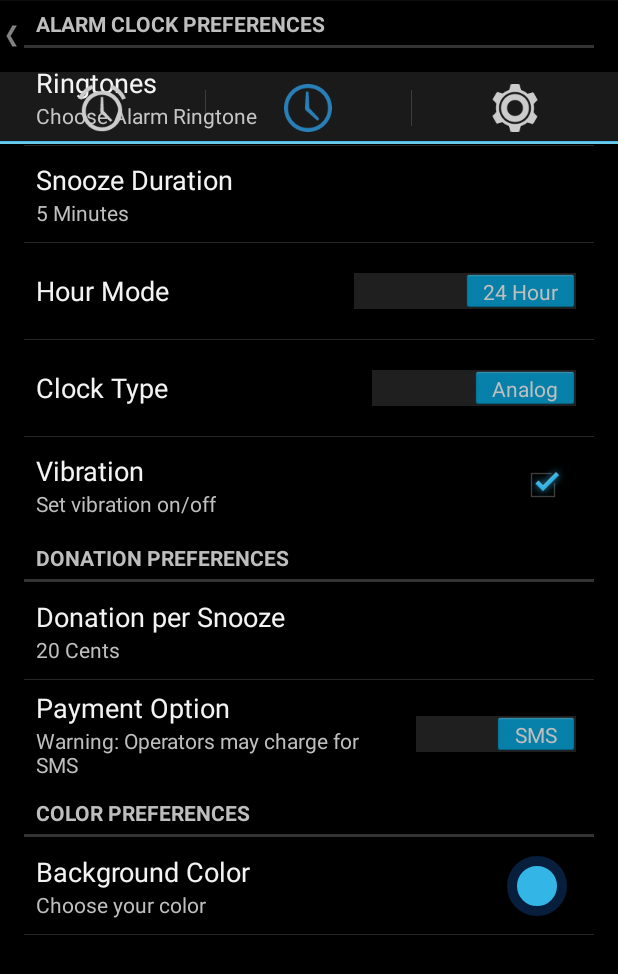
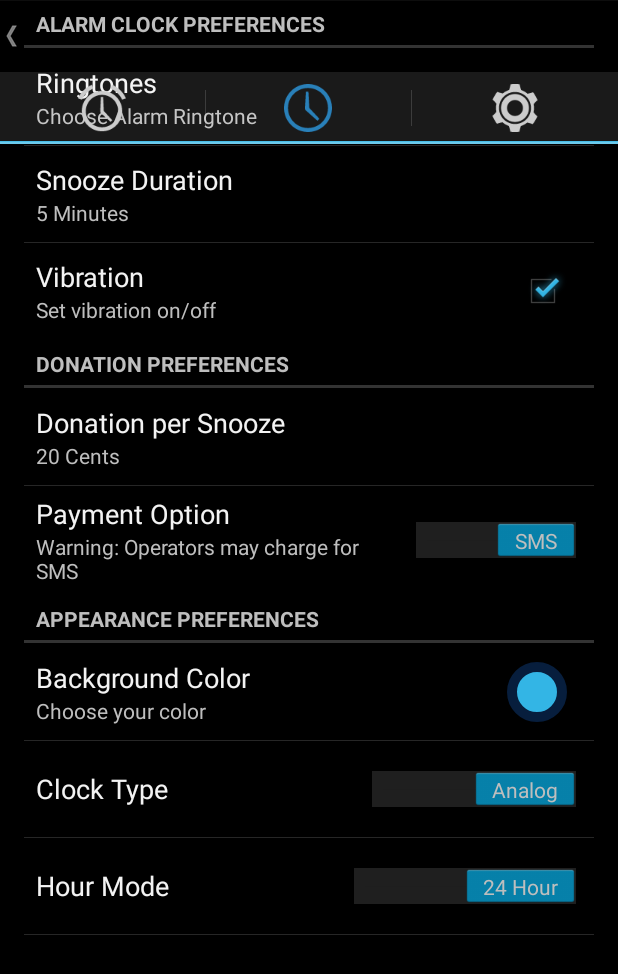
Before and after one commit to aeneas1163/EffectiveNavigation, an Android app: the fragment PrefsFragment placed in its activity, on a phone screen of 412 x 824 dp. Shown: the top 974 px of the screen. Run offline under Robolectric (Android 15) with nearby library versions, the phone set to English and light mode, and no system bars; libraries missing offline, so code that uses them is left out: javax.mail, javax.mail.internet.

Commit message:
delete option for paid donations added am/pm of digital clock improved, flickering bug fixed, minor bugfixes app version name and code set to 1.1.0

```diff
--- a/app/src/main/AndroidManifest.xml
+++ b/app/src/main/AndroidManifest.xml
@@ -16,8 +16,8 @@
 -->
 <manifest xmlns:android="http://schemas.android.com/apk/res/android"
     package="com.alphan.mcan.snoozecharity"
-    android:versionCode="102"
-    android:versionName="1.0.2" >
+    android:versionCode="110"
+    android:versionName="1.1.0" >
 
     <uses-sdk android:minSdkVersion="14" />
 
--- a/app/src/main/java/com/alphan/mcan/snoozecharity/viewModels/mainActiviy/PaidDonationListAdapter.java
+++ b/app/src/main/java/com/alphan/mcan/snoozecharity/viewModels/mainActiviy/PaidDonationListAdapter.java
@@ -20,9 +20,12 @@ public class PaidDonationListAdapter extends ArrayAdapter<PaidDonationDataModel>
 
     private Context mContext;
 
-    public PaidDonationListAdapter(Context context, List<PaidDonationDataModel> paidDonations) {
+    boolean isDialog;
+
+    public PaidDonationListAdapter(Context context, List<PaidDonationDataModel> paidDonations, boolean dialog) {
         super(context, R.layout.paid_donation_item, paidDonations);
         mContext = context;
+        isDialog = dialog;
     }
 
     @Override
@@ -54,6 +57,6 @@ public class PaidDonationListAdapter extends ArrayAdapter<PaidDonationDataModel>
 
     @Override
     public boolean isEnabled(int position) {
-        return false;
+        return isDialog;
     }
 }
--- a/app/src/main/res/layout/pending_donation_list_item.xml
+++ b/app/src/main/res/layout/pending_donation_list_item.xml
@@ -57,6 +57,7 @@
             android:layout_marginLeft="4dp"
             android:gravity="center|left"
             android:text="Money"
+            android:textStyle="bold"
             android:textAppearance="?android:attr/textAppearanceSmall" />
 
         <ProgressBar
--- a/app/src/main/res/values/strings.xml
+++ b/app/src/main/res/values/strings.xml
@@ -104,7 +104,7 @@
     <string name="single_letter_friday">F</string>
     <string name="single_letter_saturday">S</string>
     <string name="no_donations_yet">You have not made any donations yet.</string>
-    <string name="about_us_message">This non-profit donation app was made by Mehmet Can and Alphan. \n\nIf you like our app, please rate it by clicking on the button below. \n\n\nImportant Warning: Charities may change their SMS numbers without our knowledge, if you notice such a case or for any feedback you would like to give us, please contact us at snoozecharity@gmail.com.</string>
+    <string name="about_us_message">If you like our non-profit donation app, please rate it by clicking on the button below. \n\n\nImportant Warning: Charities may change their SMS numbers without our knowledge, if you notice such a case or for any feedback you would like to give us, please contact us at snoozecharity@gmail.com.</string>
     <string name="rate_us">Rate us :)</string>
     <string name="app_id" translatable="false">com.alphan.mcan.snoozecharity</string>
     <string name="could_not_open_market">Could not open Android market, please install the market app.</string>
@@ -113,7 +113,7 @@
     <string name="donate_dialog_text_web">Do you want to donate now %1$s%3$s to %2$s? \n\n[<i>When web page is shown, just enter your information and make a donation!</i>]</string>
     <string name="cancel_snooze">Cancel Snooze</string>
     <string name="snoozed_alarm_until">Snoozed until:</string>
-    <string name="pref_color">Color Preferences</string>
+    <string name="pref_color">Appearance Preferences</string>
     <string name="pref_hour_type_selection_title">Clock Type</string>
     <string name="pref_color_title">Background Color</string>
     <string name="pref_color_summary">Choose your color</string>
@@ -125,5 +125,9 @@
     <string name="am">AM</string>
     <string name="analog_clock">Analog</string>
     <string name="digital_clock">Digital</string>
+    <string name="delete_paid_title">Remove Paid Donation From History?</string>
+    <string name="delete_paid_message">Are you sure you want to delete this paid donation from history?</string>
+    <string name="version">version:</string>
+    <string name="app_version_name" translatable="false">1.1.0</string>
 
 </resources>
--- a/app/src/main/res/xml/preferences.xml
+++ b/app/src/main/res/xml/preferences.xml
@@ -20,20 +20,6 @@
             android:entryValues="@array/snooze_minute_value_array"
             android:dialogTitle="@string/snooze_duration_preference_title"
             android:defaultValue="5"/>
-
-        <SwitchPreference
-            android:key="24hour_option"
-            android:title="@string/hour_option_title"
-            android:switchTextOn="@string/hour24"
-            android:switchTextOff="@string/am_pm"
-            android:defaultValue="true"/>
-
-        <SwitchPreference
-            android:key="clock_type"
-            android:title="@string/pref_hour_type_selection_title"
-            android:switchTextOn="@string/analog_clock"
-            android:switchTextOff="@string/digital_clock"
-            android:defaultValue="true"/>
 
         <CheckBoxPreference
             android:key="vibration_pref"
@@ -72,10 +58,6 @@
             android:switchTextOff="@string/web"
             android:defaultValue="true"/>
 
-
-
-
-
     </PreferenceCategory>
 
     <PreferenceCategory android:title="@string/pref_color" >
@@ -90,6 +72,20 @@
         app:numColumns="3"
         app:itemLayout="@layout/dash_grid_item_color"
         />
+
+        <SwitchPreference
+            android:key="clock_type"
+            android:title="@string/pref_hour_type_selection_title"
+            android:switchTextOn="@string/analog_clock"
+            android:switchTextOff="@string/digital_clock"
+            android:defaultValue="true"/>
+
+        <SwitchPreference
+            android:key="24hour_option"
+            android:title="@string/hour_option_title"
+            android:switchTextOn="@string/hour24"
+            android:switchTextOff="@string/am_pm"
+            android:defaultValue="true"/>
 
     </PreferenceCategory>
 
```
Also changed, not shown: app/src/main/java/com/alphan/mcan/snoozecharity/SnoozeApplication.java (+4 -6 lines), app/src/main/java/com/alphan/mcan/snoozecharity/services/AlarmManagerHelper.java (+4 -4 lines), app/src/main/java/com/alphan/mcan/snoozecharity/viewModels/mainActiviy/ClockFragment.java (+0 -12 lines), app/src/main/java/com/alphan/mcan/snoozecharity/viewModels/mainActiviy/PendingDonationListAdapter.java (+5 -6 lines), app/src/main/java/com/alphan/mcan/snoozecharity/viewModels/mainActiviy/SettingsFragment.java (+33 -4 lines), app/src/main/java/com/alphan/mcan/snoozecharity/views/DigitalClockCustom.java (+22 -6 lines), app/src/main/res/layout/fragment_section_clock_digital.xml (+5 -2 lines), 2 other files.
